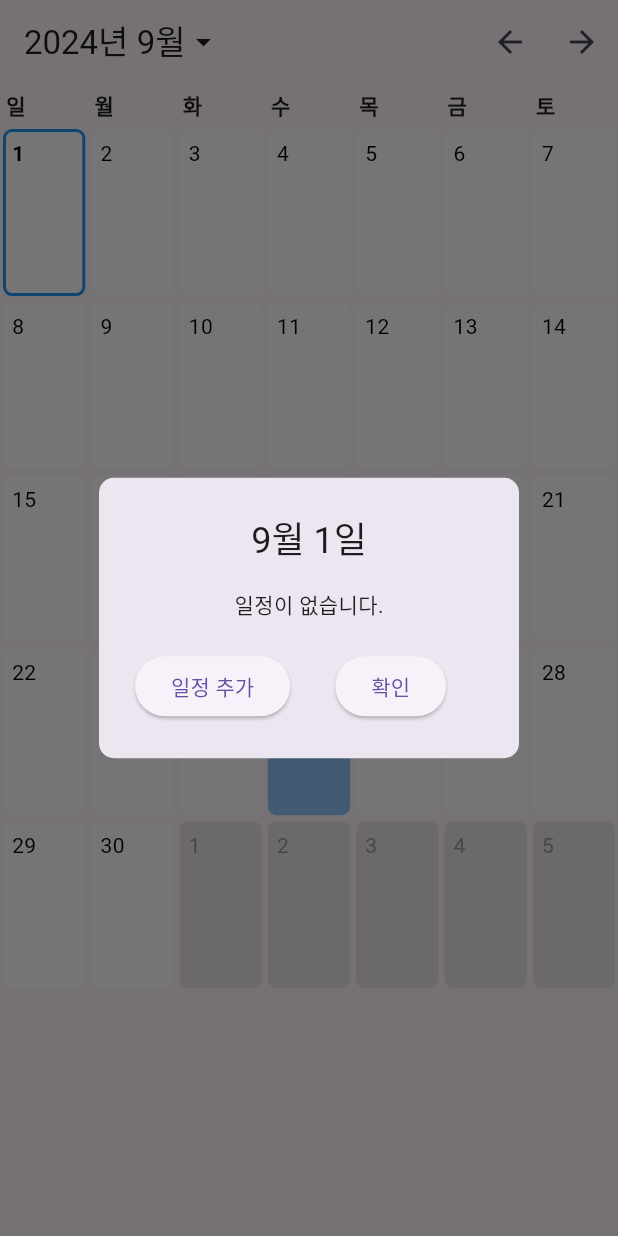
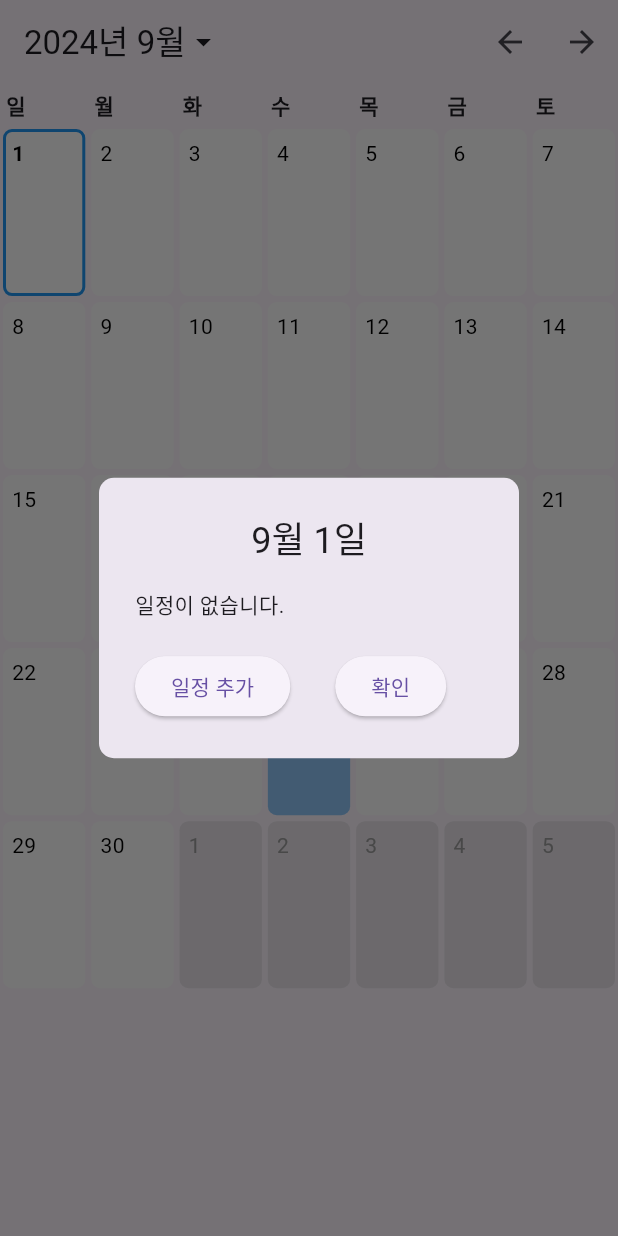
Before and after one commit to sohee120/flutter-calendar, a Flutter app: the screen it shows after launch, after a tap on an icon or button, on a phone screen of 412 x 824 dp. Run offline on Flutter 3.47's test engine with Material 3 defaults, Android fonts, the phone set to English and light mode, and no system bars.

Commit message:
style: 일정 왼쪽 정렬

```diff
--- a/calendar/lib/screens/schedule_dialog.dart
+++ b/calendar/lib/screens/schedule_dialog.dart
@@ -1,25 +1,29 @@
+import 'package:calendar/screens/schedule_detail_screen.dart';
 import 'package:flutter/material.dart';
 import '../controllers/schedule_controller.dart';
 import './add_schedule_modal.dart';
 
-void showScheduleDialog(BuildContext context, DateTime date, ScheduleController scheduleController) {
+void showScheduleDialog(BuildContext context, DateTime date,ScheduleController scheduleController) {
   showDialog(
       context: context,
       builder: (BuildContext context) {
         return AlertDialog(
-          shape: RoundedRectangleBorder(
-              borderRadius: BorderRadius.circular(10.0)),
+          shape:
+              RoundedRectangleBorder(borderRadius: BorderRadius.circular(10.0)),
           title: Column(
             children: <Widget>[Text('${date.month}월 ${date.day}일')],
           ),
           content: Column(
-            mainAxisAlignment: MainAxisAlignment.start,
+              mainAxisAlignment: MainAxisAlignment.spaceAround,
               mainAxisSize: MainAxisSize.min,
+              crossAxisAlignment: CrossAxisAlignment.start,
               children: <Widget>[
                 if (scheduleController.schedules[date]?.contents.isNotEmpty ??
                     false)
-                ...scheduleController.schedules[date]!.contents
-                    .map((item) => Text(item))
+                  ...scheduleController.schedules[date]!.contents.asMap().entries.map((entry) =>
+                          GestureDetector(onTap: () {
+                            showScheduleDetailScreen(context, date, entry.key, scheduleController);
+                          }, child: Text('${entry.value}')))
                       .toList()
                 else
                   Text("일정이 없습니다."),
@@ -45,8 +49,7 @@ void showScheduleDialog(BuildContext context, DateTime date, ScheduleController
                   ],
                 ),
               ],
-          ),
+            )
         );
+      });
 }
-    );
-}
```
Lines whose indentation alone changed are shown as unchanged.
